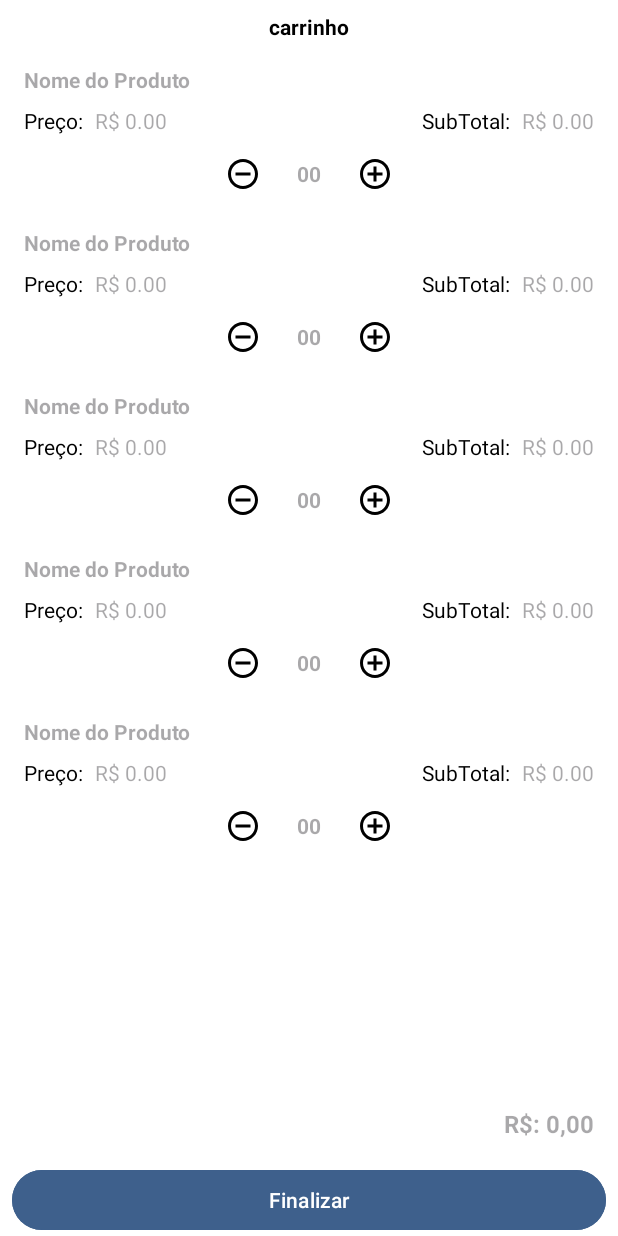
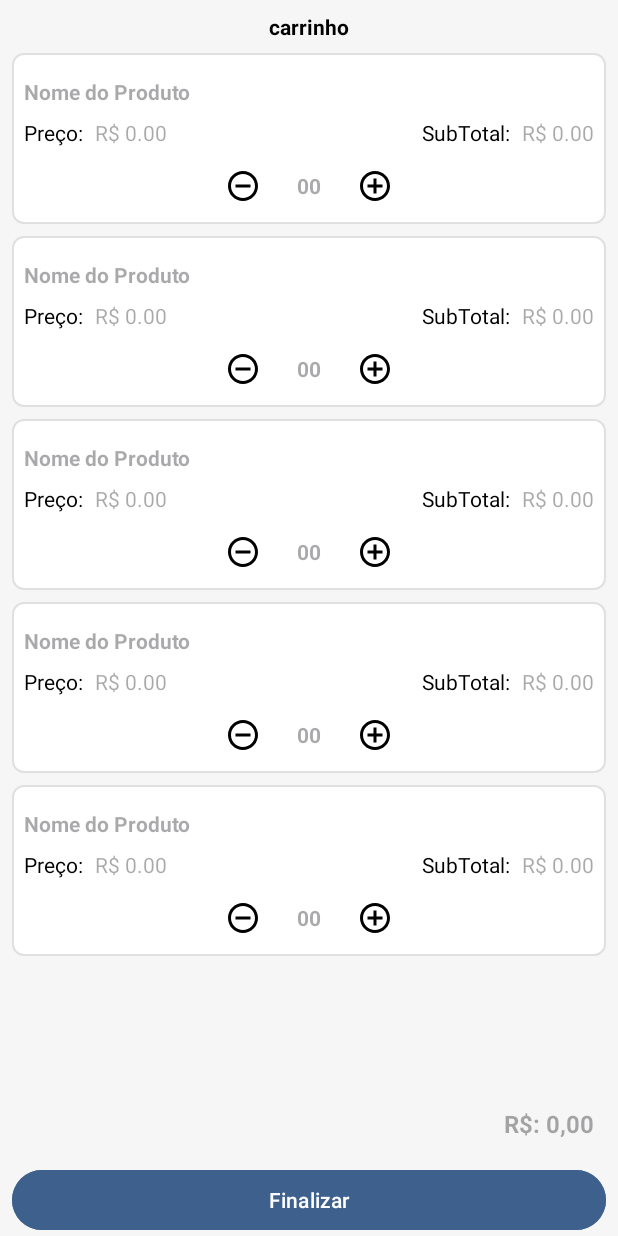
Before and after one commit to FernandesCostaDev/pedidos-mania-, an Android app: the layout activity_carrinho.xml on its own in the app's theme, with its tools: preview values and no code run, on a phone screen of 412 x 824 dp. Run offline under Robolectric (Android 15) with nearby library versions, the light colour scheme and no system bars.

Commit message:
Commit melhorias nos layouts e nova formatação do html.

```diff
--- a/app/src/main/res/drawable/borda_rv.xml
+++ b/app/src/main/res/drawable/borda_rv.xml
@@ -1,6 +1,6 @@
 <?xml version="1.0" encoding="utf-8"?>
 <shape xmlns:android="http://schemas.android.com/apk/res/android" android:shape="rectangle">
-    <corners android:radius="1dp"/>
+    <corners android:radius="7dp"/>
     <solid android:color="@color/white"/>
-    <stroke android:width="2dp" android:color="#CFCFCF"/>
+    <stroke android:width="1dp" android:color="#F3DFDFDF"/>
 </shape>
--- a/app/src/main/res/layout/activity_carrinho.xml
+++ b/app/src/main/res/layout/activity_carrinho.xml
@@ -5,7 +5,7 @@
     android:id="@+id/main"
     android:layout_width="match_parent"
     android:layout_height="match_parent"
-    android:background="@color/white"
+    android:background="@color/gray1"
     tools:context=".CarrinhoActivity">
 
     <TextView
@@ -25,6 +25,7 @@
         android:layout_width="match_parent"
         android:layout_height="0dp"
         android:layout_marginStart="8dp"
+        android:layout_marginTop="8dp"
         android:layout_marginEnd="8dp"
         app:layout_constraintBottom_toTopOf="@+id/textViewCarrinhoTotal"
         app:layout_constraintEnd_toEndOf="parent"
--- a/app/src/main/res/layout/activity_cliente.xml
+++ b/app/src/main/res/layout/activity_cliente.xml
@@ -5,7 +5,7 @@
     android:id="@+id/main"
     android:layout_width="match_parent"
     android:layout_height="match_parent"
-    android:background="@color/white"
+    android:background="@color/gray1"
     tools:context=".Cliente">
 
     <TextView
--- a/app/src/main/res/layout/activity_pedido.xml
+++ b/app/src/main/res/layout/activity_pedido.xml
@@ -5,7 +5,7 @@
     android:id="@+id/main"
     android:layout_width="match_parent"
     android:layout_height="match_parent"
-    android:background="@color/white"
+    android:background="@color/gray1"
     tools:context=".Pedido">
 
     <TextView
--- a/app/src/main/res/layout/activity_produto.xml
+++ b/app/src/main/res/layout/activity_produto.xml
@@ -5,7 +5,7 @@
     android:id="@+id/main"
     android:layout_width="match_parent"
     android:layout_height="match_parent"
-    android:background="@color/white"
+    android:background="@color/gray1"
     tools:context=".Produto">
 
     <TextView
--- a/app/src/main/res/layout/activity_resumo.xml
+++ b/app/src/main/res/layout/activity_resumo.xml
@@ -5,7 +5,7 @@
     android:id="@+id/main"
     android:layout_width="match_parent"
     android:layout_height="match_parent"
-    android:background="#EFEFEF"
+    android:background="@color/gray1"
     tools:context=".ResumoActivity">
 
     <TextView
--- a/app/src/main/res/layout/item_carrinho.xml
+++ b/app/src/main/res/layout/item_carrinho.xml
@@ -4,7 +4,9 @@
     xmlns:tools="http://schemas.android.com/tools"
     android:layout_width="match_parent"
     android:layout_height="wrap_content"
-    android:background="@color/white">
+    android:paddingBottom="5dp"
+    android:layout_marginBottom="8dp"
+    android:background="@drawable/borda_rv">
 
     <TextView
         android:id="@+id/textViewDescricao"
--- a/app/src/main/res/layout/item_pedido.xml
+++ b/app/src/main/res/layout/item_pedido.xml
@@ -1,11 +1,10 @@
 <?xml version="1.0" encoding="utf-8"?>
 <androidx.constraintlayout.widget.ConstraintLayout xmlns:android="http://schemas.android.com/apk/res/android"
     xmlns:app="http://schemas.android.com/apk/res-auto"
-    xmlns:tools="http://schemas.android.com/tools"
     android:layout_width="170dp"
     android:layout_height="wrap_content"
     android:background="@drawable/borda_rv"
-   android:layout_margin="8dp">
+    android:layout_margin="8dp">
 
     <CheckBox
         android:id="@+id/checkBoxPedido"
--- a/app/src/main/res/values/colors.xml
+++ b/app/src/main/res/values/colors.xml
@@ -4,4 +4,5 @@
     <color name="white">#FFFFFFFF</color>
     <color name="blue1">#3E608C</color>
     <color name="blue2">#274073</color>
+    <color name="gray1">#F6F6F6</color>
 </resources>
```
Also changed, not shown: app/src/main/java/com/example/maniasorvete/ComprovanteActivity.kt (+9 -8 lines).
